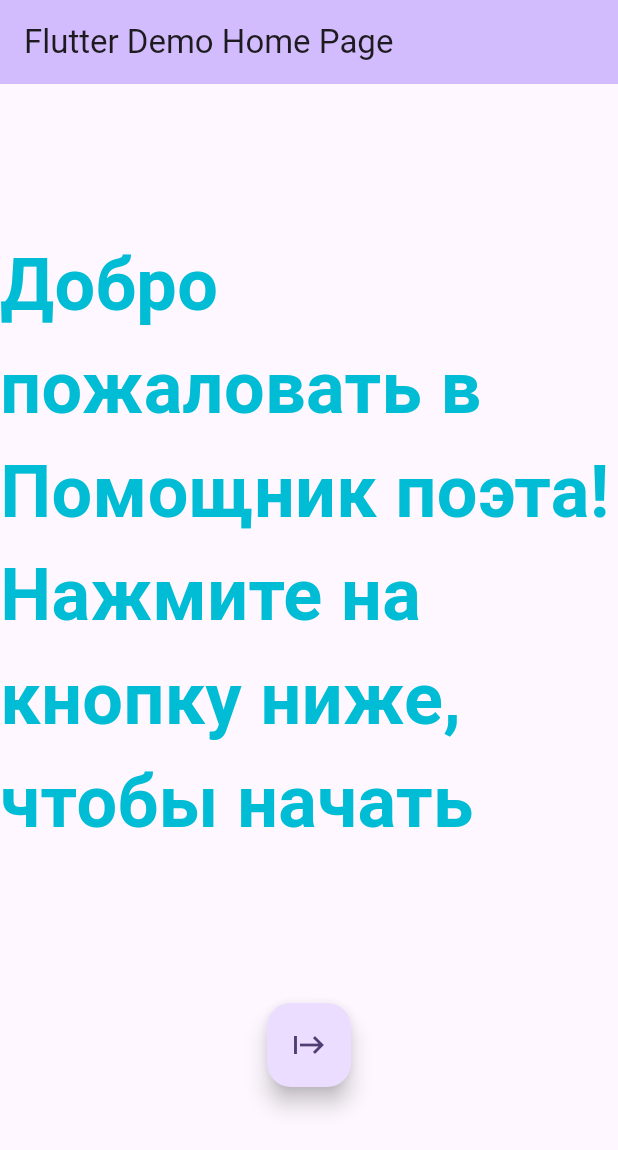
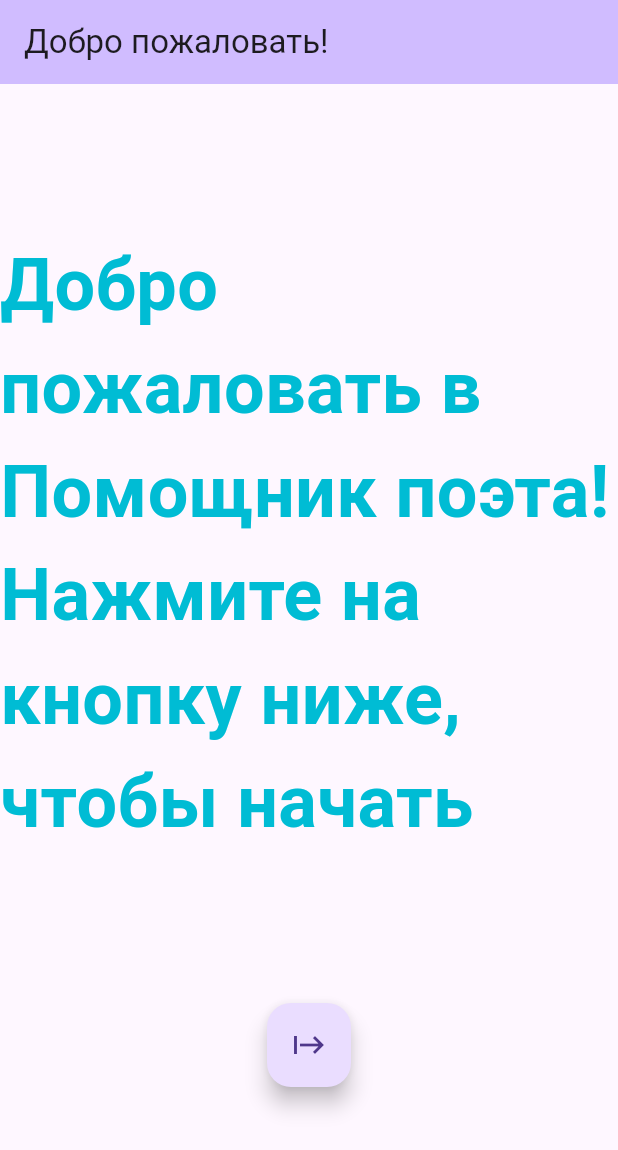
Before and after one commit to ZaVengefulOne/shy_flutter, a Flutter app: the screen it shows after launch, on a phone screen of 412 x 824 dp. Shown: the top 1150 px of the screen. Run offline on Flutter 3.47's test engine with Material 3 defaults, Android fonts, the light colour scheme and no system bars; our stand-ins replace go_router.

Commit message:
Sixth practice done

```diff
--- a/lib/main.dart
+++ b/lib/main.dart
@@ -2,7 +2,7 @@ import 'dart:io';
 
 import 'package:flutter/foundation.dart';
 import 'package:flutter/material.dart';
-
+import 'package:go_router/go_router.dart';
 void main() {
   runApp(const MyApp());
 }
@@ -10,32 +10,36 @@ void main() {
 class MyApp extends StatelessWidget {
   const MyApp({super.key});
 
+
   // This widget is the root of your application.
   @override
   Widget build(BuildContext context) {
-    return MaterialApp(
-      title: 'Flutter Demo',
-      theme: ThemeData(
-        // This is the theme of your application.
-        //
-        // TRY THIS: Try running your application with "flutter run". You'll see
-        // the application has a purple toolbar. Then, without quitting the app,
-        // try changing the seedColor in the colorScheme below to Colors.green
-        // and then invoke "hot reload" (save your changes or press the "hot
-        // reload" button in a Flutter-supported IDE, or press "r" if you used
-        // the command line to start the app).
-        //
-        // Notice that the counter didn't reset back to zero; the application
-        // state is not lost during the reload. To reset the state, use hot
-        // restart instead.
-        //
-        // This works for code too, not just values: Most code changes can be
-        // tested with just a hot reload.
-        colorScheme: ColorScheme.fromSeed(seedColor: Colors.deepPurple),
-        useMaterial3: true,
-      ),
-      home: const WelcomePage(title: 'Flutter Demo Home Page'),
+    return MaterialApp.router(
+      routerConfig: _router,
     );
+    // return MaterialApp(
+    //   title: 'Flutter Demo',
+    //   theme: ThemeData(
+    //     // This is the theme of your application.
+    //     //
+    //     // TRY THIS: Try running your application with "flutter run". You'll see
+    //     // the application has a purple toolbar. Then, without quitting the app,
+    //     // try changing the seedColor in the colorScheme below to Colors.green
+    //     // and then invoke "hot reload" (save your changes or press the "hot
+    //     // reload" button in a Flutter-supported IDE, or press "r" if you used
+    //     // the command line to start the app).
+    //     //
+    //     // Notice that the counter didn't reset back to zero; the application
+    //     // state is not lost during the reload. To reset the state, use hot
+    //     // restart instead.
+    //     //
+    //     // This works for code too, not just values: Most code changes can be
+    //     // tested with just a hot reload.
+    //     colorScheme: ColorScheme.fromSeed(seedColor: Colors.deepPurple),
+    //     useMaterial3: true,
+    //   ),
+    //   home: const WelcomePage(title: 'Flutter Demo Home Page'),
+    // );
   }
 }
 
@@ -151,7 +155,8 @@ class FourthWidget extends StatelessWidget{
       appBar: AppBar(title: Text("Основы работы с приложением: 3")),
       body: Center( child:  Column(mainAxisAlignment: MainAxisAlignment.spaceEvenly,   children: <Widget>[ Text("По всем вопросам обращайтесь в телегу "
           "\n@The_VengefulOne", style: TextStyle(fontWeight: FontWeight.bold, color: Colors.cyan, fontSize: 36), textAlign: TextAlign.center), FloatingActionButton(onPressed: (){
-        Navigator.pushAndRemoveUntil(context, MaterialPageRoute(builder: (context) => MainScreen()), (Route<dynamic> route) => false);
+        // Navigator.of(context, rootNavigator: true).pushAndRemoveUntil(MaterialPageRoute(builder: (context) => MainScreen()), (Route<dynamic> route) => true);
+        context.go('/main');
       },child: const Icon(Icons.done_sharp))]),
     ));
   }
@@ -185,13 +190,13 @@ class MainScreen extends StatelessWidget{
           style: TextStyle(fontWeight: FontWeight.bold, color: Colors.cyan, fontSize: 48), textAlign: TextAlign.center),
       Row(mainAxisAlignment: MainAxisAlignment.spaceEvenly, children: <Widget> [
         FloatingActionButton(onPressed: (){
-        Navigator.push(context, MaterialPageRoute(builder: (context) => NotesPage(title: 'Заметки',)));
+          context.go('/notes');
       },child: const Icon(Icons.notes)),
         FloatingActionButton(onPressed: (){
-          Navigator.push(context, MaterialPageRoute(builder: (context) => GeneratorPage(title: 'Генератор рифм',)));
+          context.go('/generator');
         },child: const Icon(Icons.abc_sharp)),
         FloatingActionButton(onPressed: (){
-          Navigator.push(context, MaterialPageRoute(builder: (context) => LibraryPage(title: 'Библиотека статей',)));
+          context.go('/library');
         },child: const Icon(Icons.library_books_sharp))
   ])]))
     );
@@ -283,3 +288,23 @@ class _LibraryPageState extends State<LibraryPage> {
     );
   }
 }
+
+final GoRouter _router = GoRouter(routes: <RouteBase>[GoRoute(path: '/',
+  builder: (BuildContext context, GoRouterState state){
+    return const WelcomePage(title: 'Добро пожаловать!');
+  },
+  routes: <RouteBase>[
+    GoRoute(path: 'library',builder: (BuildContext context, GoRouterState state){
+      return const LibraryPage(title: 'Библиотека статей',);
+    }),
+    GoRoute(path: 'generator',builder: (BuildContext context, GoRouterState state){
+      return const GeneratorPage(title: 'Генератор рифм',);
+    }),
+    GoRoute(path: 'notes',builder: (BuildContext context, GoRouterState state) {
+      return const NotesPage(title: 'Заметки',);
+    }),
+    GoRoute(path: 'main',builder: (BuildContext context, GoRouterState state) {
+      return MainScreen();
+    }),
+  ],
+)]);
--- a/pubspec.yaml
+++ b/pubspec.yaml
@@ -35,6 +35,7 @@ dependencies:
   # The following adds the Cupertino Icons font to your application.
   # Use with the CupertinoIcons class for iOS style icons.
   cupertino_icons: ^1.0.8
+  go_router: ^14.3.0
 
 dev_dependencies:
   flutter_test:
```
Also changed, not shown: pubspec.lock.
